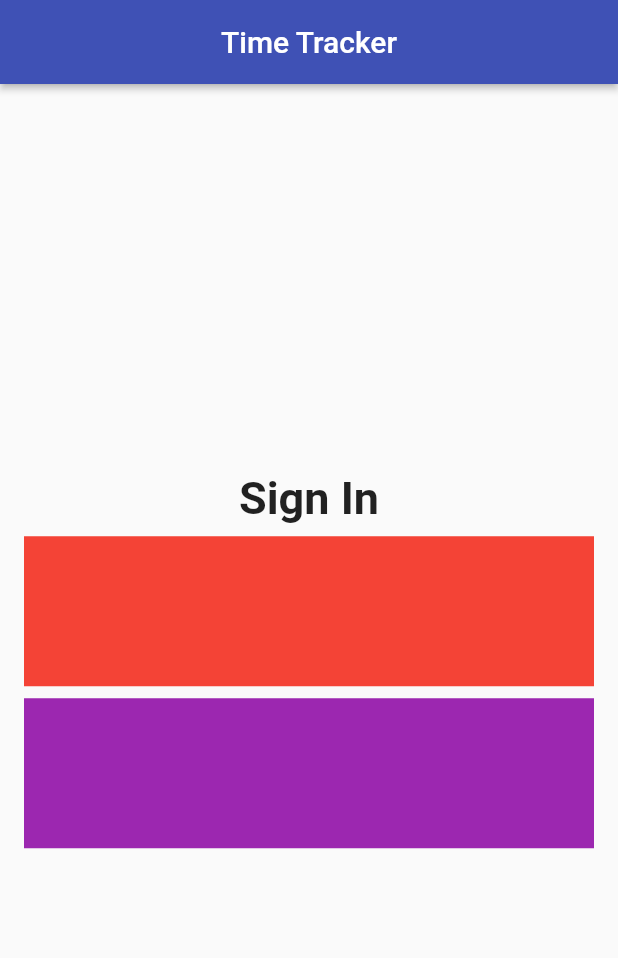
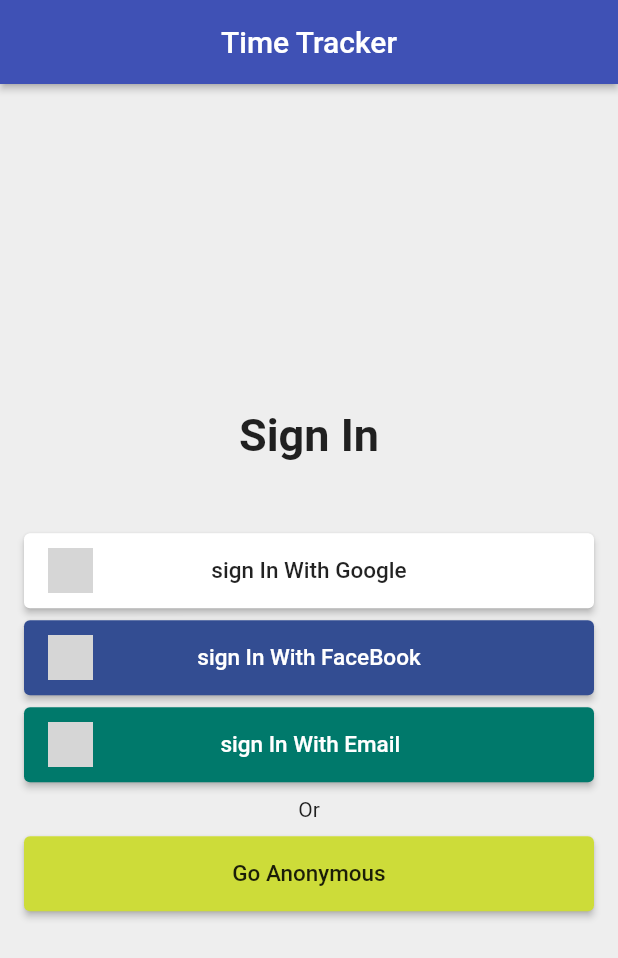
Before and after one commit to sahil078078/flutters_projects, a Flutter app: the screen it shows after launch, on a phone screen of 412 x 824 dp. Shown: the top 958 px of the screen. Run offline on Flutter 3.47's test engine with Material 2 defaults, Android fonts, the phone set to English and light mode, and no system bars; our stand-ins replace image_picker; missing offline and left inert: flutter_launch; grey boxes are pictures that could not be loaded.

Commit message:
flutter_project_1

```diff
--- a/lib/FlutterTutorial_LayoutBasics_26_March_2022/SignIn/signin_page.dart
+++ b/lib/FlutterTutorial_LayoutBasics_26_March_2022/SignIn/signin_page.dart
@@ -1,4 +1,6 @@
 import 'package:flutter/material.dart';
+
+import '../common_widget/custom_raised_button.dart';
 
 class SignInPage extends StatelessWidget {
   const SignInPage({Key? key}) : super(key: key);
@@ -12,6 +14,7 @@ class SignInPage extends StatelessWidget {
         elevation: 2.0,
       ),
       body: _buildContent(),
+      backgroundColor: Colors.grey[200],
     );
   }
 
@@ -30,19 +33,104 @@ class SignInPage extends StatelessWidget {
               fontWeight: FontWeight.w600,
             ),
           ),
-          const SizedBox(height: 8.0),
-          Container(
-            color: Colors.red,
-            child: const SizedBox(
-              height: 100,
+          const SizedBox(height: 48.0),
+          CustomRaisedButton(
+            child: Row(
+              mainAxisAlignment: MainAxisAlignment.spaceBetween,
+              children: [
+                Image.asset('assets/images/google.png', height: 30),
+                const Text(
+                  'sign In With Google',
+                  style: TextStyle(
+                    color: Colors.black87,
+                    fontSize: 15,
+                  ),
+                ),
+                Opacity(
+                    opacity: 0.0,
+                    child: Image.asset('assets/images/google.png', height: 30)),
+              ],
             ),
+            color: Colors.white,
+            borderRadius: 4.0,
+            onPressed: () {},
+            height: 50.0,
           ),
           const SizedBox(height: 8.0),
-          Container(
-            color: Colors.purple,
-            child: const SizedBox(
-              height: 100,
+          CustomRaisedButton(
+            child: Row(
+              mainAxisAlignment: MainAxisAlignment.spaceBetween,
+              children: [
+                Image.asset(
+                  'assets/images/facebook.png',
+                  height: 30,
+                  color: Colors.white,
+                ),
+                const Text(
+                  'sign In With FaceBook',
+                  style: TextStyle(
+                    color: Colors.white,
+                    fontSize: 15,
+                  ),
+                ),
+                Opacity(
+                  opacity: 0.0,
+                  child: Image.asset(
+                    'assets/images/facebook.png',
+                    height: 30,
+                    color: Colors.white,
+                  ),
+                ),
+              ],
             ),
+            color: const Color(0xff334d92),
+            borderRadius: 4.0,
+            onPressed: () {},
+            height: 50.0,
+          ),
+          const SizedBox(height: 8.0),
+          CustomRaisedButton(
+            child: Row(
+              mainAxisAlignment: MainAxisAlignment.start,
+              children: [
+                Image.asset('assets/images/gmail.png', height: 30),
+                const SizedBox(width: 85),
+                const Text(
+                  'sign In With Email',
+                  style: TextStyle(
+                    color: Colors.white,
+                    fontSize: 15,
+                  ),
+                ),
+              ],
+            ),
+            color: Colors.teal.shade700,
+            borderRadius: 4,
+            onPressed: () {},
+            height: 50,
+          ),
+          const SizedBox(height: 10.0),
+          const Text(
+            'Or',
+            style: TextStyle(
+              fontSize: 14,
+              color: Colors.black87,
+            ),
+            textAlign: TextAlign.center,
+          ),
+          const SizedBox(height: 10.0),
+          CustomRaisedButton(
+            child: const Text(
+              'Go Anonymous',
+              style: TextStyle(
+                color: Colors.black87,
+                fontSize: 15,
+              ),
+            ),
+            color: Colors.lime,
+            borderRadius: 4.0,
+            onPressed: () {},
+            height: 50.0,
           ),
         ],
       ),
--- /dev/null
+++ b/lib/FlutterTutorial_LayoutBasics_26_March_2022/common_widget/custom_raised_button.dart
@@ -0,0 +1,32 @@
+import 'package:flutter/material.dart';
+
+class CustomRaisedButton extends StatelessWidget {
+  const CustomRaisedButton({
+    required this.child,
+    required this.color,
+    required this.borderRadius,
+    required this.onPressed,
+    required this.height,
+  });
+
+  final Widget child;
+  final Color color;
+  final double borderRadius;
+  final VoidCallback onPressed;
+  final double height;
+
+  @override
+  Widget build(BuildContext context) {
+    return SizedBox(
+      height: height,
+      child: RaisedButton(
+        onPressed: onPressed,
+        child: child,
+        shape: RoundedRectangleBorder(
+          borderRadius: BorderRadius.circular(borderRadius),
+        ),
+        color: color,
+      ),
+    );
+  }
+}
```
